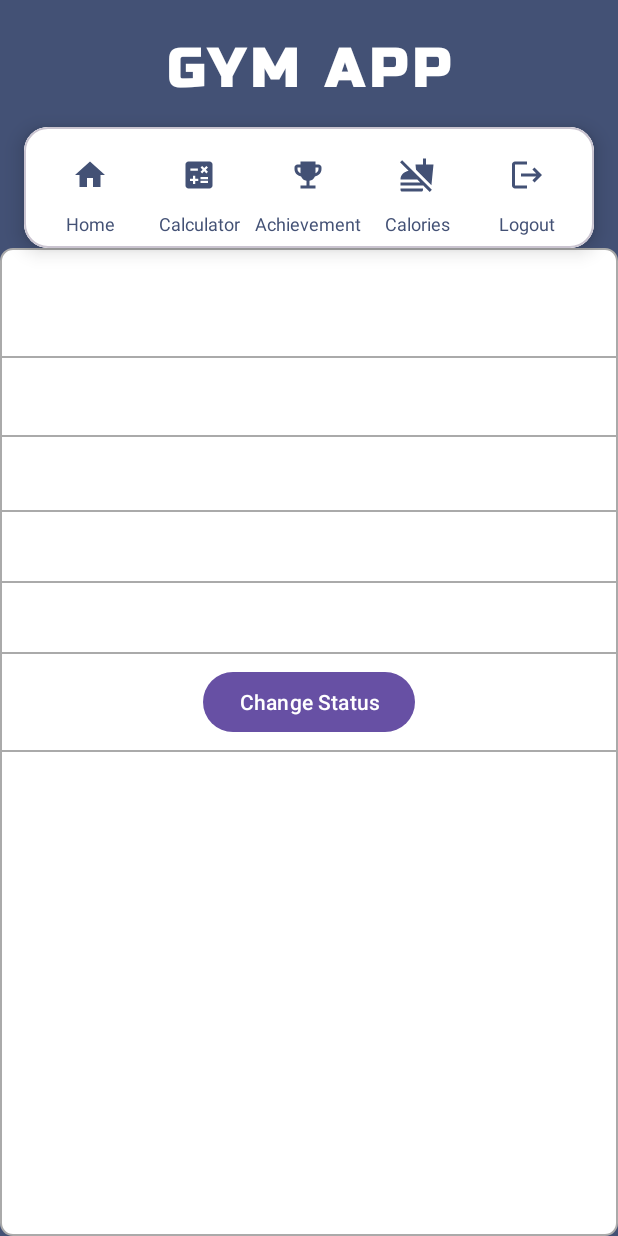
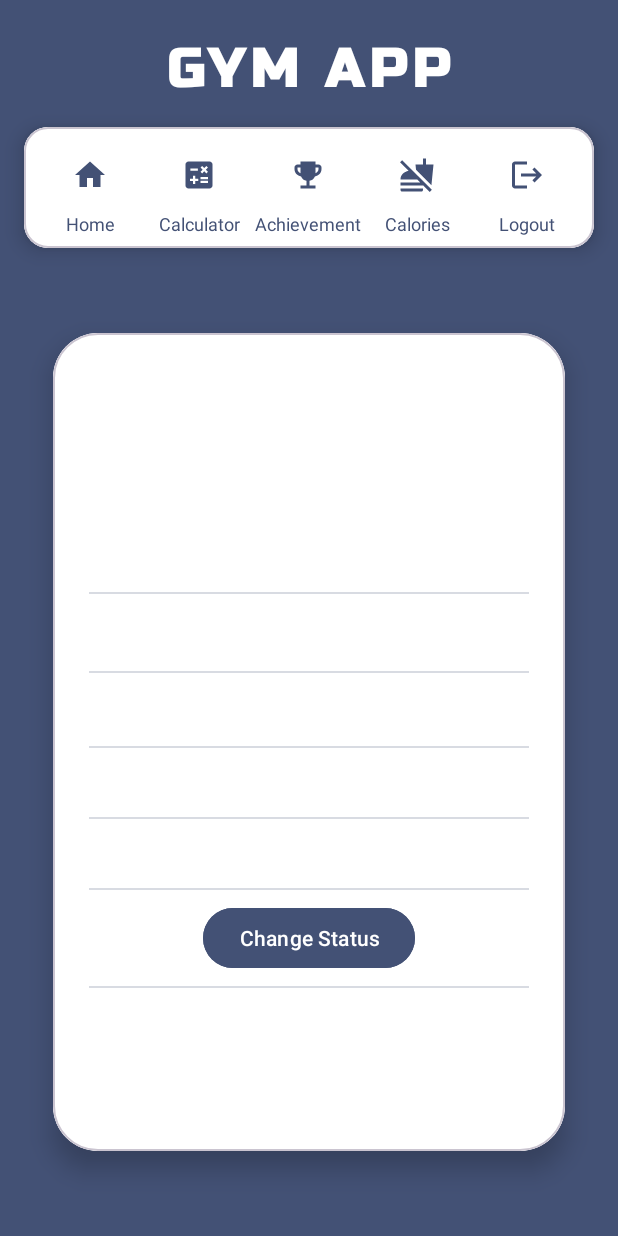
Before and after one commit to emirardagn/project_part_1, an Android app: the fragment AchievementDetailFragment placed in its activity, on a phone screen of 412 x 824 dp. Run offline under Robolectric (Android 15) with nearby library versions, the phone set to English and light mode, and no system bars; our stand-ins replace Firebase (no records; nobody signed in at launch, a user with empty details on screens opened directly), data binding.

Commit message:
final commit

```diff
--- a/app/src/main/java/com/example/novnavex/adapter/FoodListAdapter.kt
+++ b/app/src/main/java/com/example/novnavex/adapter/FoodListAdapter.kt
@@ -1,8 +1,10 @@
 package com.example.novnavex
 
+import android.graphics.Color
 import android.view.LayoutInflater
 import android.view.View
 import android.view.ViewGroup
+import android.widget.TextView
 import androidx.recyclerview.widget.RecyclerView
 import com.example.novnavex.data.Calorie
 import com.example.novnavex.databinding.ItemFoodBinding
@@ -42,6 +44,7 @@ class FoodListAdapter(
     }
 
     override fun onBindViewHolder(holder: FoodViewHolder, position: Int) {
+        holder.itemView.findViewById<TextView>(R.id.food_info).setTextColor(Color.WHITE)
         holder.bind(foodList[position], position == selectedPosition)
     }
 
--- a/app/src/main/res/layout/fragment_achievement_detail.xml
+++ b/app/src/main/res/layout/fragment_achievement_detail.xml
@@ -3,24 +3,47 @@
     xmlns:android="http://schemas.android.com/apk/res/android"
     xmlns:app="http://schemas.android.com/apk/res-auto">
     <data>
-        <!-- Define a variable for the Achievement object -->
         <variable
             name="achievement"
             type="com.example.novnavex.data.Achievement" />
     </data>
+
+    <androidx.constraintlayout.widget.ConstraintLayout
+        android:layout_width="match_parent"
+        android:layout_height="match_parent"
+        android:background="#435175">
+
+        <com.google.android.material.card.MaterialCardView
+            android:layout_width="match_parent"
+            android:layout_height="0dp"
+            android:layout_marginHorizontal="16dp"
+            android:layout_marginVertical="24dp"
+            app:cardCornerRadius="30dp"
+            app:cardElevation="10dp"
+            app:cardPreventCornerOverlap="true"
+            app:cardUseCompatPadding="true"
+            app:layout_constraintHeight_percent="0.9"
+            app:layout_constraintTop_toTopOf="parent"
+            app:layout_constraintBottom_toBottomOf="parent">
+
+            <ScrollView
+                android:layout_width="match_parent"
+                android:layout_height="match_parent"
+                android:fillViewport="true">
+
                 <LinearLayout
                     android:layout_width="match_parent"
-        android:layout_height="match_parent"
+                    android:layout_height="wrap_content"
                     android:orientation="vertical"
-        android:background="@drawable/rounded_background"
-        tools:context=".AchievementDetailFragment">
+                    android:padding="24dp"
+                    android:gravity="center"
+                    android:background="#FFFFFF">
 
                     <ImageView
                         android:id="@+id/achievement_detail_image"
                         android:layout_width="64dp"
                         android:layout_height="64dp"
-            android:layout_gravity="center_horizontal"
-            android:layout_marginEnd="0dp"
+                        android:layout_gravity="center"
                         android:paddingTop="5dp"
                         android:scaleType="centerCrop" />
 
@@ -28,85 +51,100 @@
                         android:layout_width="match_parent"
                         android:layout_height="1dp"
                         android:layout_marginVertical="8dp"
-            android:background="@android:color/darker_gray" />
+                        android:background="#435175"
+                        android:alpha="0.2" />
 
                     <TextView
                         android:id="@+id/achievement_category"
                         android:layout_width="wrap_content"
                         android:layout_height="wrap_content"
                         android:layout_marginTop="8dp"
-            android:layout_gravity="center_horizontal"
+                        android:gravity="center"
                         android:textSize="20sp"
                         android:textStyle="bold"
                         android:text="@{achievement.category}"
-            android:textColor="@android:color/black" />
+                        android:textColor="#435175" />
 
                     <View
                         android:layout_width="match_parent"
                         android:layout_height="1dp"
                         android:layout_marginVertical="8dp"
-            android:background="@android:color/darker_gray" />
+                        android:background="#435175"
+                        android:alpha="0.2" />
 
                     <TextView
                         android:id="@+id/achievement_name"
                         android:layout_width="wrap_content"
                         android:layout_height="wrap_content"
                         android:layout_marginTop="8dp"
-            android:layout_gravity="center_horizontal"
+                        android:gravity="center"
                         android:textSize="18sp"
                         android:textStyle="bold"
                         android:text="@{achievement.name}"
-            android:textColor="@android:color/black" />
+                        android:textColor="#435175" />
 
                     <View
                         android:layout_width="match_parent"
                         android:layout_height="1dp"
                         android:layout_marginVertical="8dp"
-            android:background="@android:color/darker_gray" />
+                        android:background="#435175"
+                        android:alpha="0.2" />
 
                     <TextView
                         android:id="@+id/achievement_desc"
                         android:layout_width="wrap_content"
                         android:layout_height="wrap_content"
                         android:layout_marginTop="8dp"
-            android:layout_gravity="center_horizontal"
+                        android:gravity="center"
                         android:textSize="16sp"
                         android:text="@{achievement.description}"
-            android:textColor="@android:color/black" />
+                        android:textColor="#435175" />
 
                     <View
                         android:layout_width="match_parent"
                         android:layout_height="1dp"
                         android:layout_marginVertical="8dp"
-            android:background="@android:color/darker_gray" />
+                        android:background="#435175"
+                        android:alpha="0.2" />
 
                     <TextView
                         android:id="@+id/achievement_status"
                         android:layout_width="wrap_content"
                         android:layout_height="wrap_content"
                         android:layout_marginTop="8dp"
-            android:layout_gravity="center_horizontal"
+                        android:gravity="center"
                         android:textSize="16sp"
                         android:text="@{achievement.status}"
-            android:textColor="@android:color/holo_green_dark" />
+                        android:textColor="#435175" />
+
                     <View
                         android:layout_width="match_parent"
                         android:layout_height="1dp"
                         android:layout_marginVertical="8dp"
-            android:background="@android:color/darker_gray" />
+                        android:background="#435175"
+                        android:alpha="0.2" />
 
                     <Button
                         android:id="@+id/btnChangeStatus"
                         android:layout_width="wrap_content"
                         android:layout_height="wrap_content"
                         android:text="Change Status"
-            android:layout_gravity="center"
+                        android:gravity="center"
+                        android:backgroundTint="#435175"
+                        android:textColor="#FFFFFF"
                         android:textAlignment="center" />
 
                     <View
                         android:layout_width="match_parent"
                         android:layout_height="1dp"
                         android:layout_marginVertical="8dp"
-            android:background="@android:color/darker_gray" />
+                        android:background="#435175"
+                        android:alpha="0.2" />
+
                 </LinearLayout>
+            </ScrollView>
+
+        </com.google.android.material.card.MaterialCardView>
+
+    </androidx.constraintlayout.widget.ConstraintLayout>
 </layout>
--- a/app/src/main/res/layout/fragment_main.xml
+++ b/app/src/main/res/layout/fragment_main.xml
@@ -19,7 +19,7 @@
             android:id="@+id/quoteTextView"
             android:layout_width="0dp"
             android:layout_height="wrap_content"
-            android:text="Whenever you're about to give up,\nremember why you started."
+            android:text="'' Whenever you're about to give up,\nremember why you started. ''"
             android:textSize="28sp"
             android:textColor="#FFFFFF"
             android:textStyle="italic"
```
Also changed, not shown: app/src/main/res/drawable/food_list_background.xml (added, +7 -0 lines), app/src/main/res/layout/fragment_add_food.xml (+10 -3 lines), app/src/main/res/layout/fragment_calorie.xml (+6 -5 lines). Lines whose indentation alone changed are shown as unchanged.
